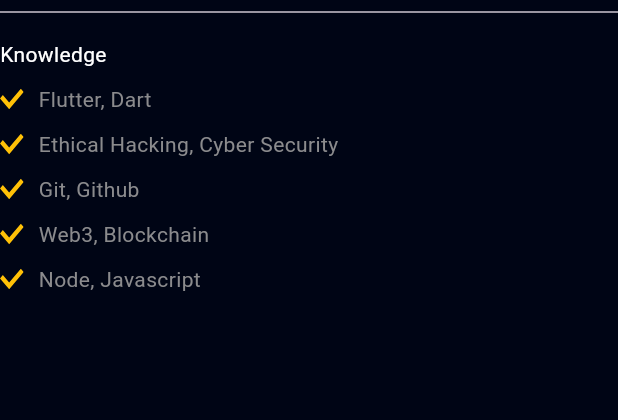
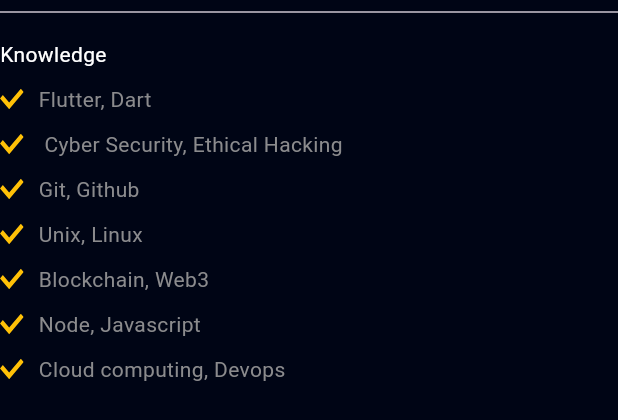
Before and after one commit to Sixtus6/Portfolio, a Flutter app: the Knowledges widget shown alone on an empty page, opened directly, on a phone screen of 412 x 824 dp. Shown: the top 420 px of the screen. Run offline on Flutter 3.47's test engine with Material 2 defaults, Android fonts, the phone set to English and light mode, and no system bars; our stand-ins replace flutter_svg, font_awesome_flutter, get, google_fonts, photo_view; network calls fail.

Commit message:
completed evertything on knowledge stack

```diff
--- a/lib/view/main/components/drawer/knowledges.dart
+++ b/lib/view/main/components/drawer/knowledges.dart
@@ -19,10 +19,12 @@ class Knowledges extends StatelessWidget {
           ),
         ),
         KnowledgeText(knowledge: 'Flutter, Dart'),
-        KnowledgeText(knowledge: 'Ethical Hacking, Cyber Security'),
+        KnowledgeText(knowledge: ' Cyber Security, Ethical Hacking'),
         KnowledgeText(knowledge: 'Git, Github'),
-        KnowledgeText(knowledge: 'Web3, Blockchain'),
+        KnowledgeText(knowledge: 'Unix, Linux'),
+        KnowledgeText(knowledge: 'Blockchain, Web3 '),
         KnowledgeText(knowledge: 'Node, Javascript'),
+        KnowledgeText(knowledge: 'Cloud computing, Devops'),
       ],
     );
   }
```
